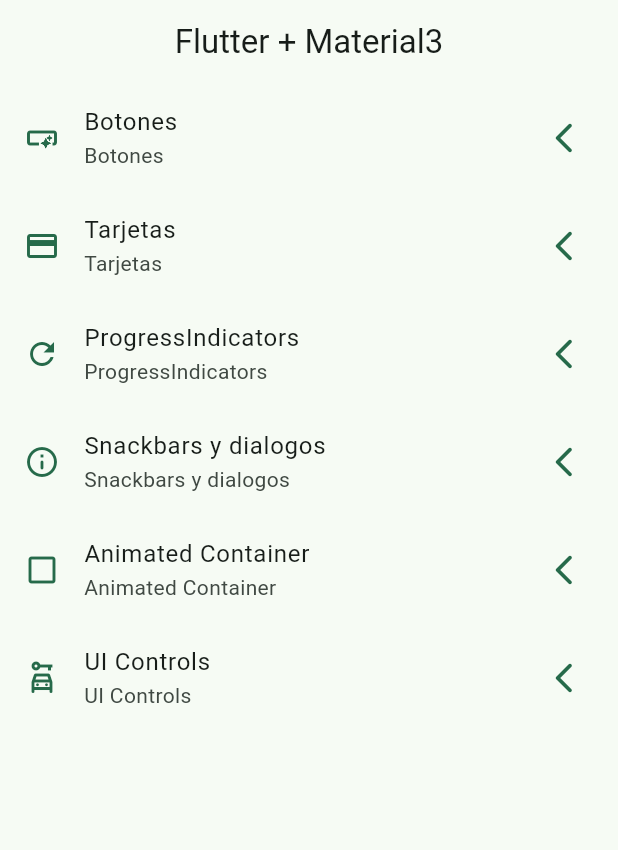
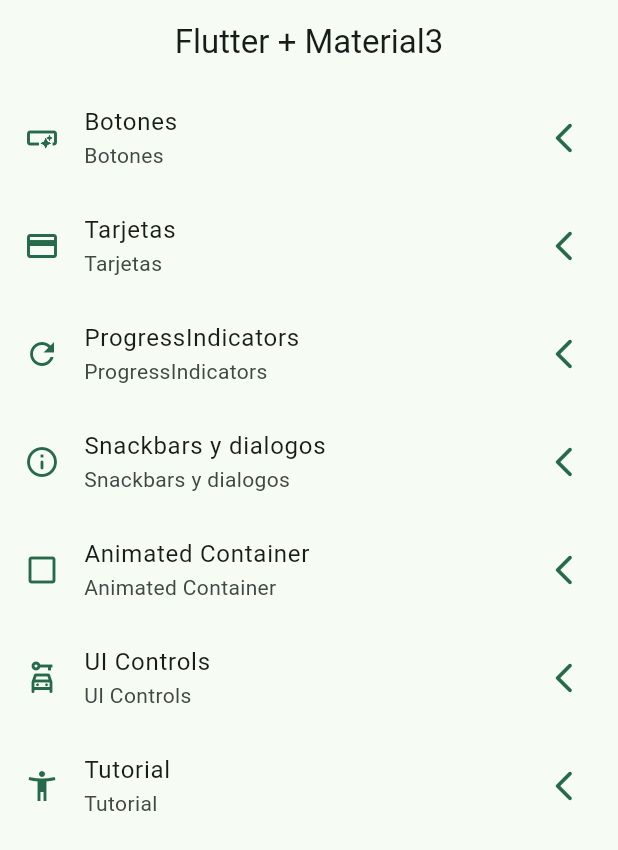
Before and after one commit to Rubenmontes02/App-Widgets-Flutter-, a Flutter app: the screen it shows after launch, on a phone screen of 412 x 824 dp. Shown: the top 850 px of the screen. Run offline on Flutter 3.47's test engine with Material 2 defaults, Android fonts, the phone set to English and light mode, and no system bars; our stand-ins replace go_router.

```diff
--- a/lib/config/menu/menu_items.dart
+++ b/lib/config/menu/menu_items.dart
@@ -64,5 +64,12 @@ const appMenuItems = <MenuItem>[
     icon: Icons.car_rental_outlined
     ),
 
+    MenuItem(
+    title: 'Tutorial',
+    subTitle: 'Introduccion a app',
+    link: '/tutorial',
+    icon: Icons.accessibility_new_outlined
+    ),
+
 
 ];
--- a/lib/config/router/app_router.dart
+++ b/lib/config/router/app_router.dart
@@ -49,5 +49,12 @@ final appRouter = GoRouter(
       builder: (context, state) => const UiControlScreen(),
     ),
 
+    GoRoute(
+      path: '/tutorial',
+      name: AppTutorialScreen.name,
+      builder: (context, state) => const AppTutorialScreen(),
+    ),
+
+
   ],
 );
--- a/pubspec.yaml
+++ b/pubspec.yaml
@@ -18,3 +18,6 @@ dev_dependencies:
 
 flutter:
   uses-material-design: true
+
+assets:
+  - assets/images/
```
Also changed, not shown: assets/Images/1.png (added), assets/Images/2.png (added), assets/Images/3.png (added), assets/Images/jar-loading.gif (added).
